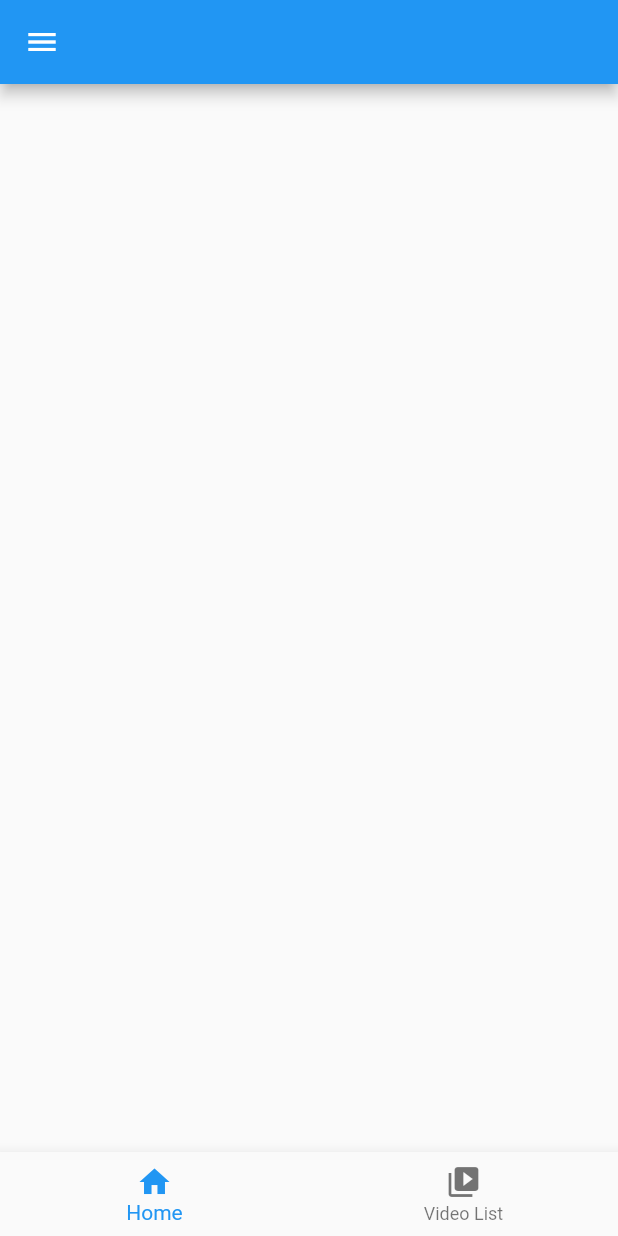
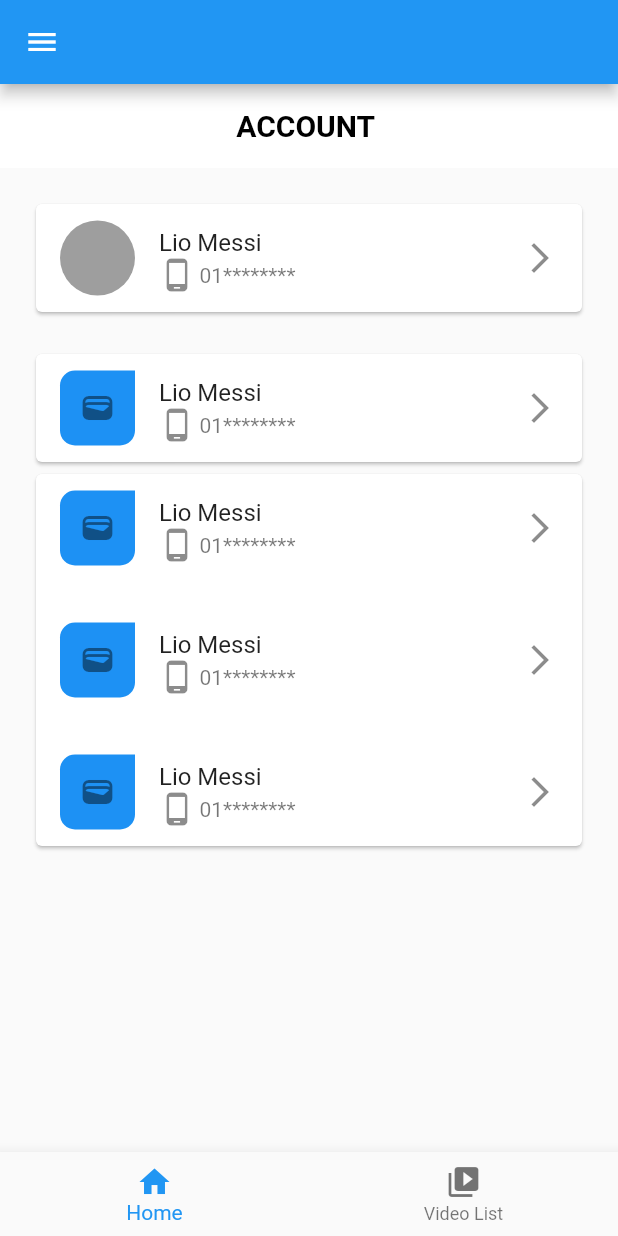
Before and after one commit to Parvez128/assignement10, a Flutter app: the screen it shows after launch, on a phone screen of 412 x 824 dp. Run offline on Flutter 3.47's test engine with Material 2 defaults, Android fonts, the phone set to English and light mode, and no system bars; our stand-ins replace youtube_player_flutter.

Commit message:
second push

```diff
--- /dev/null
+++ b/lib/const/all_colors.dart
@@ -0,0 +1,7 @@
+import 'dart:ui';
+import 'package:flutter/cupertino.dart';
+import 'package:flutter/material.dart';
+
+class AllColors{
+  static final whiteColor= Color(0xffFFFFFF);
+}
--- /dev/null
+++ b/lib/const/all_icons.dart
@@ -0,0 +1,6 @@
+import 'package:flutter/cupertino.dart';
+import 'package:flutter/material.dart';
+
+class AllIcons{
+  static final appBarIcon =Icon(Icons.arrow_back_ios,color: Colors.black,);
+}
--- /dev/null
+++ b/lib/const/all_styles.dart
@@ -0,0 +1,6 @@
+import 'dart:ui';
+import 'package:flutter/material.dart';
+
+class AllStyles{
+  static final headingStyle=TextStyle(fontSize: 20.0, fontWeight: FontWeight.bold, color: Colors.black);
+}
--- /dev/null
+++ b/lib/const/all_texts.dart
@@ -0,0 +1,4 @@
+class AllText{
+
+  static final headingText= "ACCOUNT ";
+}
--- a/lib/home_screen.dart
+++ b/lib/home_screen.dart
@@ -1,4 +1,10 @@
+import 'package:assignment10/const/all_colors.dart';
+import 'package:assignment10/const/all_icons.dart';
+import 'package:assignment10/const/all_styles.dart';
+import 'package:assignment10/const/all_texts.dart';
 import 'package:flutter/material.dart';
+import 'package:flutter/cupertino.dart';
+
 class HomeScreen extends StatefulWidget {
   const HomeScreen({super.key});
 
@@ -10,7 +16,146 @@ class _HomeScreenState extends State<HomeScreen> {
   @override
   Widget build(BuildContext context) {
     return Scaffold(
+       appBar: AppBar(
+          backgroundColor: AllColors.whiteColor,
+         elevation: 0.0,
+         centerTitle: true,
+         title: Text(AllText.headingText, style: AllStyles.headingStyle,  ),
+       ),
+          body: SingleChildScrollView(
+            child: Container(
+              padding: EdgeInsets.all(20.0),
+              child: Column(
+                children: [
 
+                  Card(
+                    child: ListTile(
+                      leading: Container(
+                        height: 50.0,
+                        width: 50.0,
+                        decoration: BoxDecoration(
+                          color: Colors.grey,
+                          borderRadius: BorderRadius.circular(50.0),
+                        ),
+                      ),
+                      title: Text('Lio Messi'),
+                      subtitle: Row(
+                        children: [
+                          Icon(Icons.phone_android),
+                          SizedBox(width: 3.0),
+                          Text('01********'),
+                        ],
+                      ),
+                      trailing: Icon(Icons.arrow_forward_ios),
+                    ),
+                  ),
+
+                  SizedBox(height: 20.0),
+
+                  Card(
+                    child: ListTile(
+                      leading: Container(
+                        height: 50.0,
+                        width: 50.0,
+                        decoration: BoxDecoration(
+                          color: Color(0xff1D91F4),
+                          borderRadius: BorderRadius.only(topLeft: Radius.circular(10.0),bottomLeft: Radius.circular(10.0),bottomRight: Radius.circular(10.0),),
+                        ),
+                        child: Icon(Icons.wallet),
+                      ),
+                      title: Text('Lio Messi'),
+                      subtitle: Row(
+                        children: [
+                          Icon(Icons.phone_android),
+                          SizedBox(width: 3.0),
+                          Text('01********'),
+                        ],
+                      ),
+                      trailing: Icon(Icons.arrow_forward_ios),
+                    ),
+                  ),
+
+                  Card(
+
+                   child: Column(
+                     children: [
+
+                       ListTile(
+                         leading: Container(
+                           height: 50.0,
+                           width: 50.0,
+                           decoration: BoxDecoration(
+                             color: Color(0xff1D91F4),
+                             borderRadius: BorderRadius.only(topLeft: Radius.circular(10.0),bottomLeft: Radius.circular(10.0),bottomRight: Radius.circular(10.0),),
+                           ),
+                           child: Icon(Icons.wallet),
+                         ),
+                         title: Text('Lio Messi'),
+                         subtitle: Row(
+                           children: [
+                             Icon(Icons.phone_android),
+                             SizedBox(width: 3.0),
+                             Text('01********'),
+                           ],
+                         ),
+                         trailing: Icon(Icons.arrow_forward_ios),
+                       ),
+
+                       SizedBox(height: 16.0,),
+
+                       ListTile(
+                         leading: Container(
+                           height: 50.0,
+                           width: 50.0,
+                           decoration: BoxDecoration(
+                             color: Color(0xff1D91F4),
+                             borderRadius: BorderRadius.only(topLeft: Radius.circular(10.0),bottomLeft: Radius.circular(10.0),bottomRight: Radius.circular(10.0),),
+                           ),
+                           child: Icon(Icons.wallet),
+                         ),
+                         title: Text('Lio Messi'),
+                         subtitle: Row(
+                           children: [
+                             Icon(Icons.phone_android),
+                             SizedBox(width: 3.0),
+                             Text('01********'),
+                           ],
+                         ),
+                         trailing: Icon(Icons.arrow_forward_ios),
+                       ),
+
+                       SizedBox(height: 16.0,),
+
+                       ListTile(
+                         leading: Container(
+                           height: 50.0,
+                           width: 50.0,
+                           decoration: BoxDecoration(
+                             color: Color(0xff1D91F4),
+                             borderRadius: BorderRadius.only(topLeft: Radius.circular(10.0),bottomLeft: Radius.circular(10.0),bottomRight: Radius.circular(10.0),),
+                           ),
+                           child: Icon(Icons.wallet),
+                         ),
+                         title: Text('Lio Messi'),
+                         subtitle: Row(
+                           children: [
+                             Icon(Icons.phone_android),
+                             SizedBox(width: 3.0),
+                             Text('01********'),
+                           ],
+                         ),
+                         trailing: Icon(Icons.arrow_forward_ios),
+                       ),
+
+                     ],
+                   ),
+
+                  )
+
+                ],
+              ),
+            ),
+          ),
 
 
     );
--- a/lib/nav_bar.dart
+++ b/lib/nav_bar.dart
@@ -28,7 +28,7 @@ class _BottomNavBarScreenState extends State<BottomNavBarScreen> {
             Container(height: 150.0,
               decoration: BoxDecoration(
                   image: DecorationImage(
-                    image: AssetImage('images/image(2).jpg'),
+                    image: AssetImage('images/image3.jpg'),
                     fit: BoxFit.cover,
                   )
               ),
--- a/pubspec.yaml
+++ b/pubspec.yaml
@@ -60,10 +60,8 @@ flutter:
   uses-material-design: true
 
   # To add assets to your application, add an assets section, like this:
-  assets:
-  - images/image.jpg
-  - images/image(2).jpg
-  - images/image2.jpg
+  #assets:
+  #-images/image3.jpg
 
 
   # An image asset can refer to one or more resolution-specific "variants", see
```
Also changed, not shown: images/image3.jpg (added).
